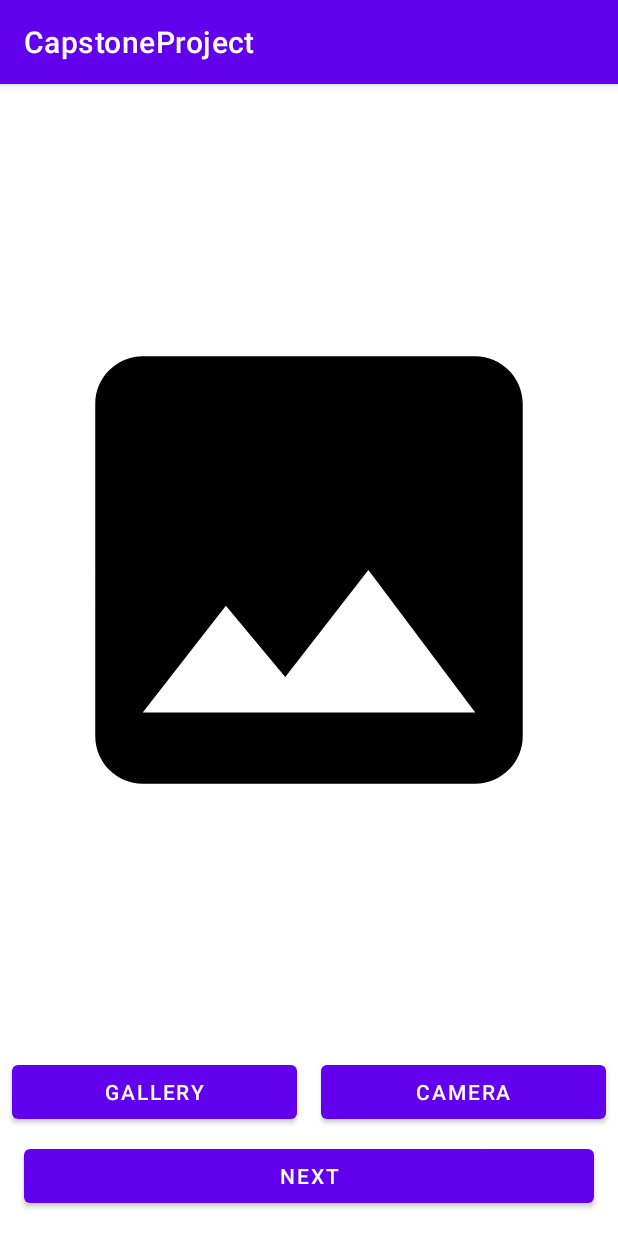
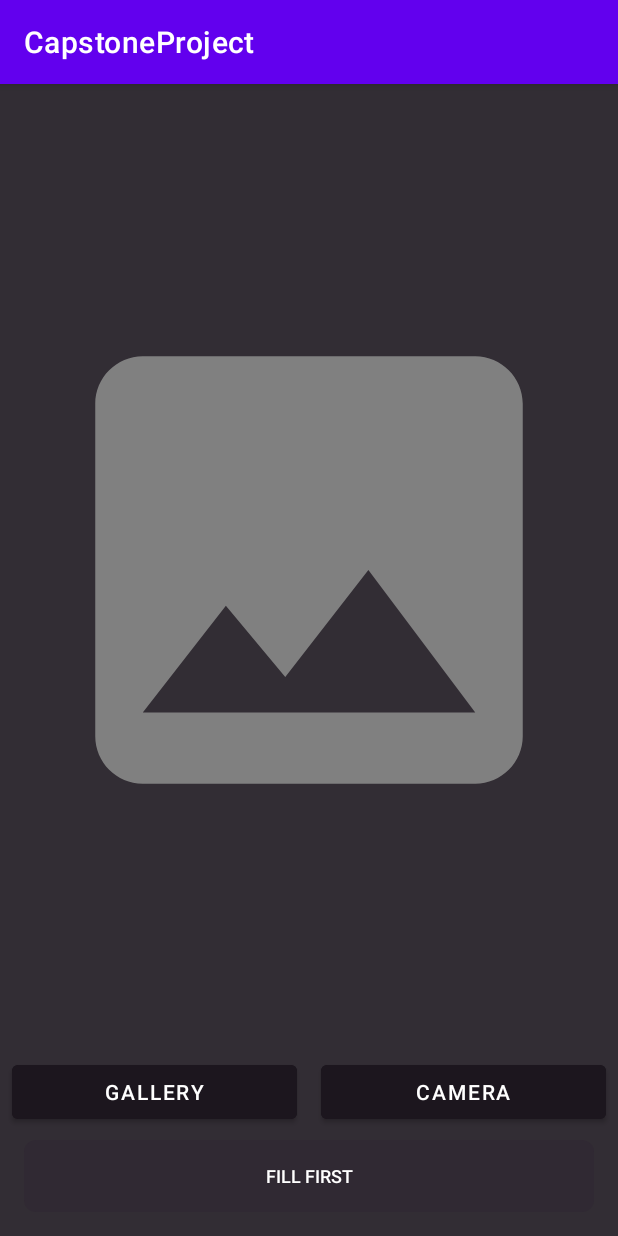
Before and after one commit to FaishalFaruq02/CapstoneProject, an Android app: the MyUploadActivity screen opened directly, with no data from a screen before it, on a phone screen of 412 x 824 dp. Run offline under Robolectric (Android 15) with nearby library versions, the phone set to English and light mode, and no system bars.

Commit message:
add ButtonGallery

```diff
--- /dev/null
+++ b/app/src/main/java/com/example/capstoneproject/ui/upload/myupload/ButtonGallery.kt
@@ -0,0 +1,33 @@
+package com.example.capstoneproject.ui.upload.myupload
+
+import android.content.Context
+import android.graphics.Canvas
+import android.graphics.drawable.Drawable
+import android.util.AttributeSet
+import android.view.Gravity
+import androidx.appcompat.widget.AppCompatButton
+import androidx.core.content.ContextCompat
+import com.example.capstoneproject.R
+
+class ButtonGallery : AppCompatButton {
+    constructor(context: Context) : super(context)
+    constructor(context: Context, attrs: AttributeSet) : super(context, attrs)
+
+    private var txtColor: Int = 0
+    private var enabledBackground: Drawable
+    private var disabledBackground: Drawable
+    init {
+        txtColor = ContextCompat.getColor(context, android.R.color.background_light)
+        enabledBackground = ContextCompat.getDrawable(context, R.drawable.bg_button) as Drawable
+        disabledBackground = ContextCompat.getDrawable(context, R.drawable.bg_button_disable) as Drawable
+    }
+
+    override fun onDraw(canvas: Canvas) {
+        super.onDraw(canvas)
+        background = if(isEnabled) enabledBackground else disabledBackground
+        setTextColor(txtColor)
+        textSize = 12f
+        gravity = Gravity.CENTER
+        text = if(isEnabled) "Next" else "Fill First"
+    }
+}
--- a/app/src/main/java/com/example/capstoneproject/ui/upload/myupload/MyUploadActivity.kt
+++ b/app/src/main/java/com/example/capstoneproject/ui/upload/myupload/MyUploadActivity.kt
@@ -39,11 +39,18 @@ class MyUploadActivity : AppCompatActivity() {
         currentImageUri = savedInstanceState?.getString("CURRENT_IMAGE_URI")?.let { Uri.parse(it) }
         if (currentImageUri != null) {
             showImage()
+            updateUploadButtonState()
         }
 
         binding.galleryButton.setOnClickListener { startGallery() }
         binding.cameraButton.setOnClickListener { checkCameraPermission() }
-        binding.uploadButton.setOnClickListener { uploadImage() }
+        binding.uploadButton.setOnClickListener {
+            if (currentImageUri != null) {
+                uploadImage()
+            } else {
+                Toast.makeText(this, "Choose an Image First!", Toast.LENGTH_SHORT).show()
+            }
+        }
     }
 
     override fun onSaveInstanceState(outState: Bundle) {
@@ -61,6 +68,7 @@ class MyUploadActivity : AppCompatActivity() {
         if (uri != null) {
             currentImageUri = uri
             showImage()
+            updateUploadButtonState()
         } else {
             Toast.makeText(this, "No media selected or action canceled.", Toast.LENGTH_SHORT).show()
             Log.d("Photo Picker", "No media selected")
@@ -73,7 +81,6 @@ class MyUploadActivity : AppCompatActivity() {
             val intent = Intent(MediaStore.ACTION_IMAGE_CAPTURE).apply {
                 putExtra(MediaStore.EXTRA_OUTPUT, imageUri)
             }
-
             try {
                 cameraLauncher.launch(intent)
                 currentImageUri = imageUri
@@ -91,6 +98,7 @@ class MyUploadActivity : AppCompatActivity() {
             if (result.resultCode == RESULT_OK) {
                 Toast.makeText(this, "Photo saved successfully!", Toast.LENGTH_SHORT).show()
                 showImage()
+                updateUploadButtonState()
             } else {
                 Toast.makeText(this, "Camera action canceled.", Toast.LENGTH_SHORT).show()
             }
@@ -126,6 +134,10 @@ class MyUploadActivity : AppCompatActivity() {
         }
     }
 
+    private fun updateUploadButtonState() {
+        binding.uploadButton.isEnabled = currentImageUri != null
+    }
+
     private fun uploadImage() {
         Toast.makeText(this, "Fitur ini belum tersedia", Toast.LENGTH_SHORT).show()
     }
--- a/app/src/main/res/drawable/baseline_image_24.xml
+++ b/app/src/main/res/drawable/baseline_image_24.xml
@@ -1,5 +1,12 @@
-<vector xmlns:android="http://schemas.android.com/apk/res/android" android:height="24dp" android:tint="#000000" android:viewportHeight="24" android:viewportWidth="24" android:width="24dp">
+<vector xmlns:android="http://schemas.android.com/apk/res/android"
+    android:height="24dp"
+    android:tint="#808080"
+    android:viewportHeight="24"
+    android:viewportWidth="24"
+    android:width="24dp">
 
-    <path android:fillColor="@android:color/white" android:pathData="M21,19V5c0,-1.1 -0.9,-2 -2,-2H5c-1.1,0 -2,0.9 -2,2v14c0,1.1 0.9,2 2,2h14c1.1,0 2,-0.9 2,-2zM8.5,13.5l2.5,3.01L14.5,12l4.5,6H5l3.5,-4.5z"/>
+    <path
+    android:fillColor="@android:color/white"
+    android:pathData="M21,19V5c0,-1.1 -0.9,-2 -2,-2H5c-1.1,0 -2,0.9 -2,2v14c0,1.1 0.9,2 2,2h14c1.1,0 2,-0.9 2,-2zM8.5,13.5l2.5,3.01L14.5,12l4.5,6H5l3.5,-4.5z" />
 
 </vector>
--- /dev/null
+++ b/app/src/main/res/drawable/bg_button.xml
@@ -0,0 +1,17 @@
+<?xml version="1.0" encoding="utf-8"?>
+<selector xmlns:android="http://schemas.android.com/apk/res/android">
+    <item android:state_pressed="true">
+        <shape>
+            <solid android:color="@color/primary" />
+            <corners android:radius="6dp" />
+            <padding android:left="4dp" android:right="4dp" />
+        </shape>
+    </item>
+    <item>
+        <shape>
+            <solid android:color="@color/primary" />
+            <corners android:radius="8dp" />
+            <padding android:left="4dp" android:right="4dp" />
+        </shape>
+    </item>
+</selector>
--- /dev/null
+++ b/app/src/main/res/drawable/bg_button_disable.xml
@@ -0,0 +1,17 @@
+<?xml version="1.0" encoding="utf-8"?>
+<selector xmlns:android="http://schemas.android.com/apk/res/android">
+    <item android:state_pressed="true">
+        <shape>
+            <solid android:color="@color/primary_disable" />
+            <corners android:radius="6dp" />
+            <padding android:left="4dp" android:right="4dp" />
+        </shape>
+    </item>
+    <item>
+        <shape>
+            <solid android:color="@color/primary_disable" />
+            <corners android:radius="8dp" />
+            <padding android:left="4dp" android:right="4dp" />
+        </shape>
+    </item>
+</selector>
--- a/app/src/main/res/layout/activity_my_upload.xml
+++ b/app/src/main/res/layout/activity_my_upload.xml
@@ -5,6 +5,7 @@
     android:id="@+id/main"
     android:layout_width="match_parent"
     android:layout_height="match_parent"
+    android:background="@color/background"
     tools:context=".ui.upload.myupload.MyUploadActivity">
 
     <ImageView
@@ -28,6 +29,7 @@
         app:layout_constraintStart_toStartOf="parent"
         app:layout_constraintEnd_toStartOf="@+id/cameraButton"
         app:layout_constraintBottom_toTopOf="@+id/uploadButton"
+        android:backgroundTint="@color/primary"
         app:layout_constraintHorizontal_chainStyle="spread" />
 
     <Button
@@ -38,16 +40,17 @@
         android:text="@string/camera"
         app:layout_constraintStart_toEndOf="@+id/galleryButton"
         app:layout_constraintEnd_toEndOf="parent"
+        android:backgroundTint="@color/primary"
         app:layout_constraintBottom_toTopOf="@+id/uploadButton" />
 
-    <Button
+    <com.example.capstoneproject.ui.upload.myupload.ButtonGallery
         android:id="@+id/uploadButton"
         android:layout_width="0dp"
         android:layout_height="wrap_content"
         android:layout_margin="16dp"
-        android:text="@string/next"
         app:layout_constraintStart_toStartOf="parent"
         app:layout_constraintEnd_toEndOf="parent"
-        app:layout_constraintBottom_toBottomOf="parent" />
+        app:layout_constraintBottom_toBottomOf="parent"
+        android:enabled="false" />
 
 </androidx.constraintlayout.widget.ConstraintLayout>
--- a/app/src/main/res/values/colors.xml
+++ b/app/src/main/res/values/colors.xml
@@ -9,4 +9,6 @@
     <color name="white">#FFFFFFFF</color>
     <color name="background">#322D34</color>
     <color name="primary">#1C161E</color>
+    <color name="primary_disable">#302933</color>
+    <color name="grey">#808080</color>
 </resources>
```
